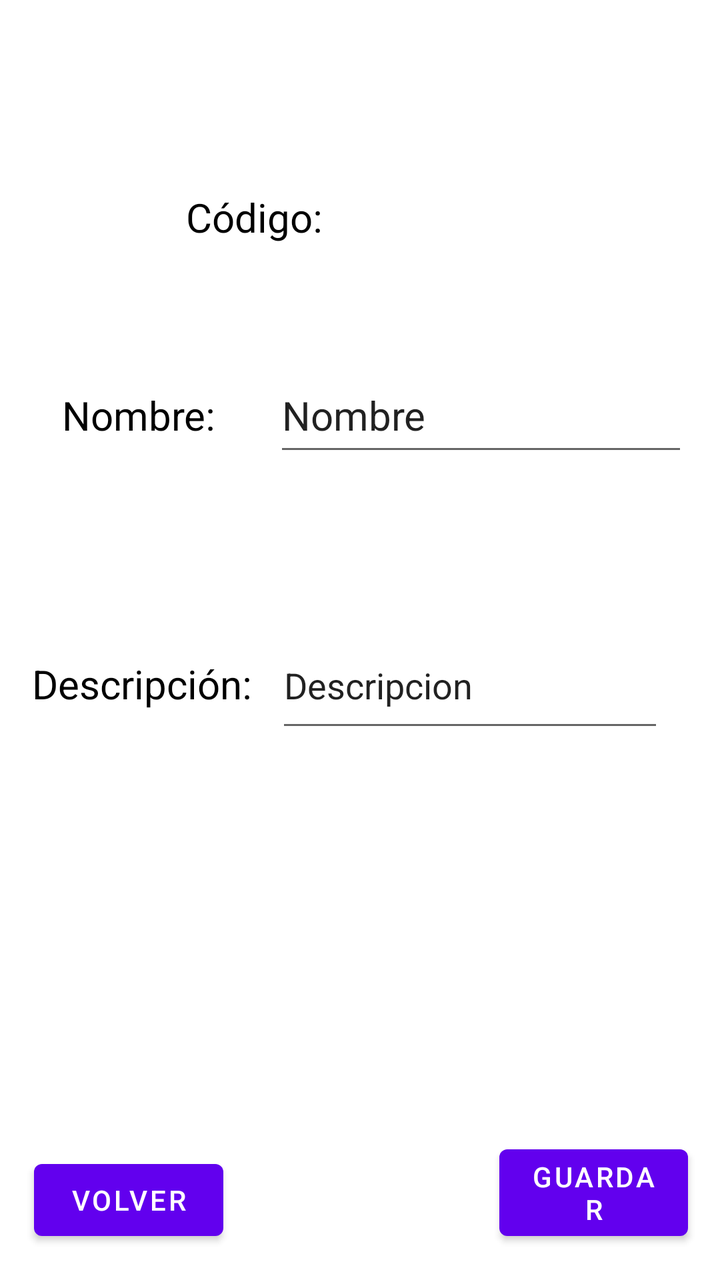
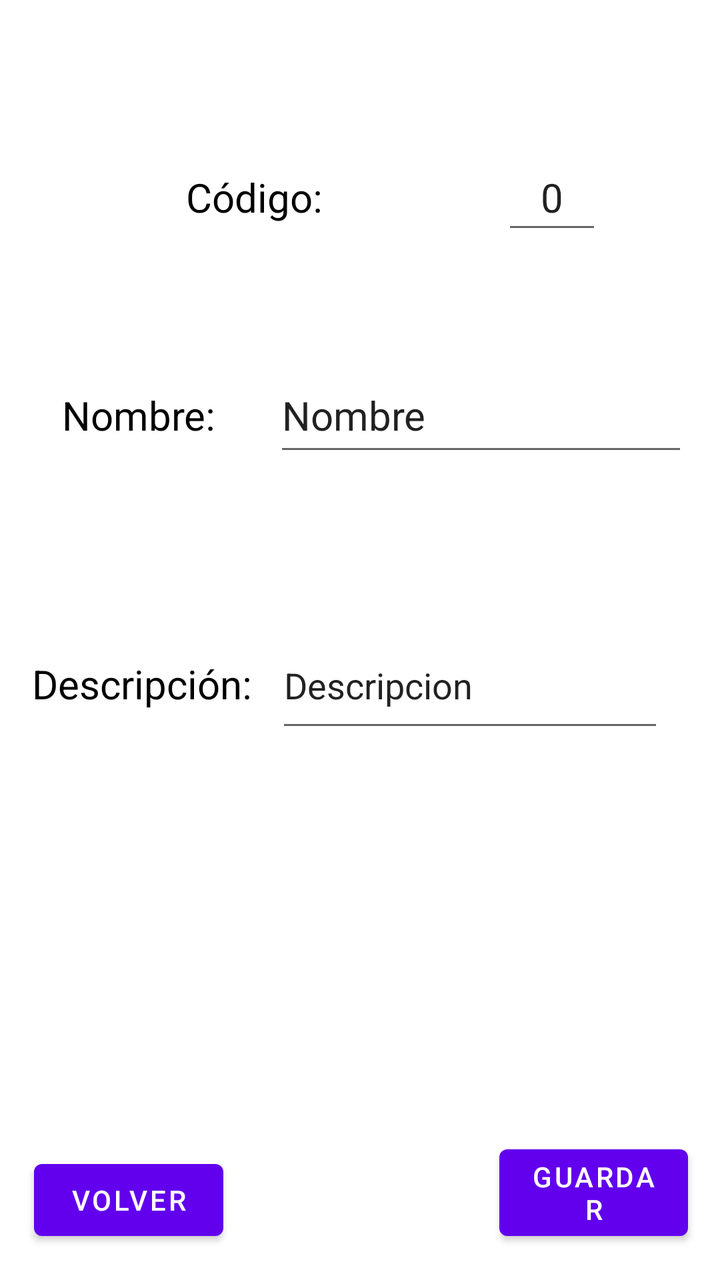

Screens rendered from an Android XML layout before and after an edit, with the pre-edit source and the edit as a unified diff.
<!-- AndroidManifest.xml: application theme Theme.AplicacionIncidencias -->
<!-- res/layout/activity_info_sala.xml -->
<?xml version="1.0" encoding="utf-8"?>
<androidx.constraintlayout.widget.ConstraintLayout xmlns:android="http://schemas.android.com/apk/res/android"
    xmlns:app="http://schemas.android.com/apk/res-auto"
    xmlns:tools="http://schemas.android.com/tools"
    android:id="@+id/main"
    android:layout_width="match_parent"
    android:layout_height="match_parent"
    android:orientation="horizontal"
    tools:context=".Sala.Activity_Info_Sala">

    <TextView
        android:id="@+id/tvCodigoSala"
        android:layout_width="wrap_content"
        android:layout_height="wrap_content"
        android:layout_marginStart="93dp"
        android:text="Código: "
        android:textColor="@color/black"
        android:textSize="20sp"
        app:layout_constraintBaseline_toBaselineOf="@+id/tvinfoCodigoSala"
        app:layout_constraintStart_toStartOf="parent" />

    <TextView
        android:id="@+id/tvinfoCodigoSala"
        android:layout_width="wrap_content"
        android:layout_height="wrap_content"
        android:layout_marginStart="114dp"
        android:layout_marginBottom="57dp"
        android:textSize="20sp"
        app:layout_constraintBottom_toTopOf="@+id/editNombreSala"
        app:layout_constraintStart_toStartOf="@+id/editNombreSala" />


    <TextView
        android:id="@+id/tvNombreSala"
        android:layout_width="wrap_content"
        android:layout_height="wrap_content"
        android:layout_marginStart="31dp"
        android:layout_marginTop="194dp"
        android:layout_marginEnd="24dp"
        android:text="Nombre: "
        android:textColor="@color/black"
        android:textSize="20sp"
        app:layout_constraintEnd_toStartOf="@+id/editNombreSala"
        app:layout_constraintStart_toStartOf="parent"
        app:layout_constraintTop_toTopOf="parent" />

    <EditText
        android:id="@+id/editNombreSala"
        android:layout_width="0dp"
        android:layout_height="54dp"
        android:layout_marginEnd="16dp"
        android:inputType="text"
        android:text="Nombre"
        android:textSize="20sp"
        app:layout_constraintBaseline_toBaselineOf="@+id/tvNombreSala"
        app:layout_constraintEnd_toEndOf="parent"
        app:layout_constraintStart_toEndOf="@+id/tvNombreSala" />

    <TextView
        android:id="@+id/tvDescripcionSala"
        android:layout_width="115dp"
        android:layout_height="29dp"
        android:layout_marginStart="16dp"
        android:layout_marginEnd="7dp"
        android:text="Descripción: "
        android:textColor="@color/black"
        android:textSize="20sp"
        app:layout_constraintBaseline_toBaselineOf="@+id/editDescripcionSala"
        app:layout_constraintEnd_toStartOf="@+id/editDescripcionSala"
        app:layout_constraintStart_toStartOf="parent" />

    <EditText
        android:id="@+id/editDescripcionSala"
        android:layout_width="0dp"
        android:layout_height="60dp"
        android:layout_marginTop="78dp"
        android:layout_marginEnd="28dp"
        android:inputType="textMultiLine"
        android:text="Descripcion"
        app:layout_constraintEnd_toEndOf="parent"
        app:layout_constraintStart_toEndOf="@+id/tvDescripcionSala"
        app:layout_constraintTop_toBottomOf="@+id/editNombreSala" />

    <Button
        android:id="@+id/btnGuardar"
        android:layout_width="0dp"
        android:layout_height="wrap_content"
        android:layout_marginEnd="16dp"

        android:layout_marginBottom="16dp"
        android:text="Guardar"
        app:layout_constraintBottom_toBottomOf="parent"
        app:layout_constraintEnd_toEndOf="parent"
        app:layout_constraintStart_toEndOf="@+id/btnVolver" />

    <Button
        android:id="@+id/btnVolver"
        android:layout_width="0dp"
        android:layout_height="wrap_content"
        android:layout_marginStart="17dp"
        android:layout_marginEnd="138dp"
        android:layout_marginBottom="16dp"
        android:text="Volver"
        app:layout_constraintBottom_toBottomOf="parent"
        app:layout_constraintEnd_toStartOf="@+id/btnGuardar"
        app:layout_constraintStart_toStartOf="parent" />


</androidx.constraintlayout.widget.ConstraintLayout>
<!-- resources referenced by this layout -->
<resources>
  <color name="black">#FF000000</color>
  <style name="Theme.AplicacionIncidencias" parent="Theme.MaterialComponents.DayNight.DarkActionBar">
          
          <item name="colorPrimary">@color/purple_500</item>
          <item name="colorPrimaryVariant">@color/purple_700</item>
          <item name="colorOnPrimary">@color/white</item>
          
          <item name="colorSecondary">@color/teal_200</item>
          <item name="colorSecondaryVariant">@color/teal_700</item>
          <item name="colorOnSecondary">@color/black</item>
          
          <item name="android:statusBarColor">?attr/colorPrimaryVariant</item>
          
      </style>
  <color name="purple_500">#FF6200EE</color>
  <color name="purple_700">#FF3700B3</color>
  <color name="white">#FFFFFFFF</color>
  <color name="teal_200">#FF03DAC5</color>
  <color name="teal_700">#FF018786</color>
</resources>

<!-- the commit's change to res/layout/activity_info_sala.xml (unified diff, before → after) -->
@@ -16,16 +16,18 @@
         android:text="Código: "
         android:textColor="@color/black"
         android:textSize="20sp"
-        app:layout_constraintBaseline_toBaselineOf="@+id/tvinfoCodigoSala"
+        app:layout_constraintBaseline_toBaselineOf="@+id/edinfoCodigoSala"
         app:layout_constraintStart_toStartOf="parent" />
 
-    <TextView
-        android:id="@+id/tvinfoCodigoSala"
-        android:layout_width="wrap_content"
-        android:layout_height="wrap_content"
+    <EditText
+        android:id="@+id/edinfoCodigoSala"
+        android:layout_width="50dp"
+        android:layout_height="50dp"
         android:layout_marginStart="114dp"
         android:layout_marginBottom="57dp"
         android:textSize="20sp"
+        android:gravity="center"
+        android:text="0"
         app:layout_constraintBottom_toTopOf="@+id/editNombreSala"
         app:layout_constraintStart_toStartOf="@+id/editNombreSala" />
 
